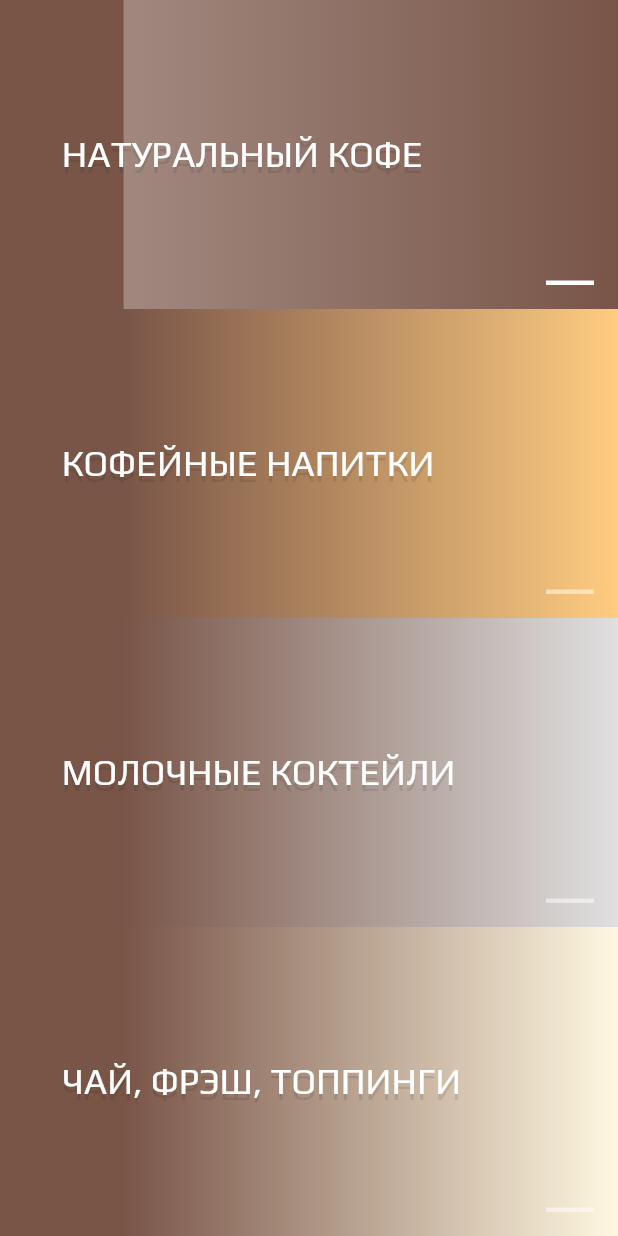
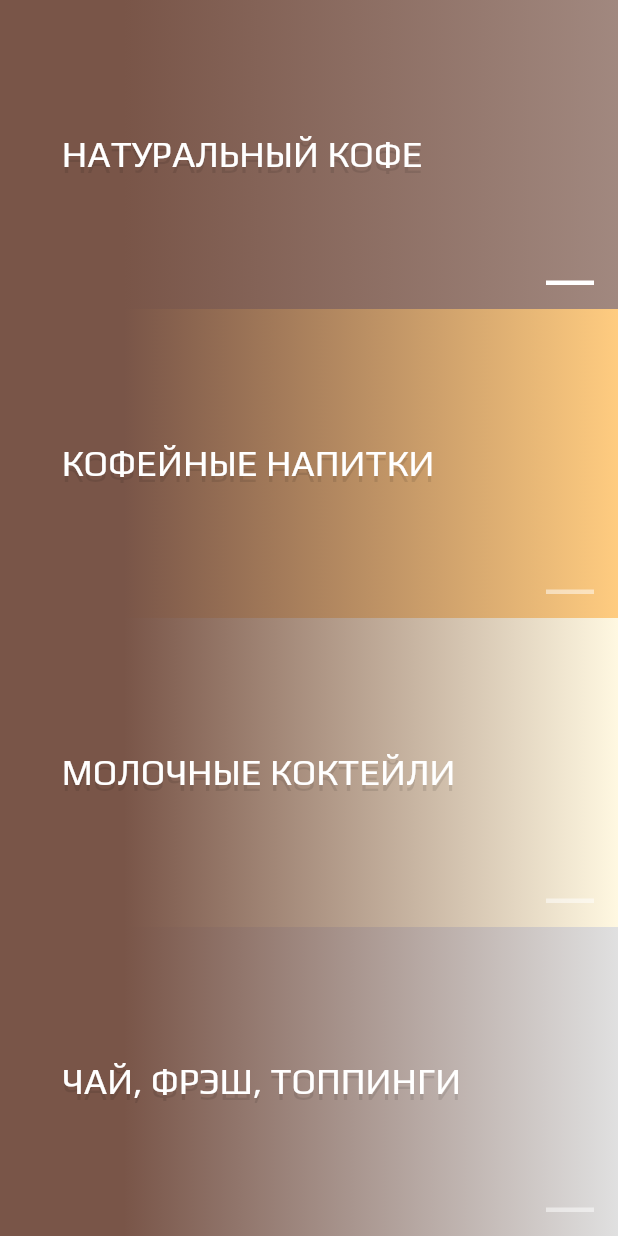
Before and after one commit to CoMatu/coffee, a Flutter app: the screen it shows after launch, on a phone screen of 412 x 824 dp. Run offline on Flutter 3.47's test engine with Material 2 defaults, Android fonts, the phone set to English and light mode, and no system bars.

```diff
--- a/lib/components/widgets.dart
+++ b/lib/components/widgets.dart
@@ -110,8 +110,11 @@ class SectionIndicator extends StatelessWidget {
 // Display a single SectionDetail.
 class SectionDetailView extends StatelessWidget {
   SectionDetailView({ Key key, @required this.detail })
-      : assert(detail != null && detail.imageAsset != null),
+      :
+/*
+        assert(detail != null && detail.imageAsset != null),
         assert((detail.imageAsset ?? detail.title) != null),
+*/
         super(key: key);
 
   final Product detail;
--- a/lib/main.dart
+++ b/lib/main.dart
@@ -10,16 +10,9 @@ class MyApp extends StatelessWidget {
     return MaterialApp(
       title: 'Flutter Demo',
       theme: ThemeData(
-        primarySwatch: Colors.blue,
+        primarySwatch: Colors.brown,
       ),
-      home: AnimationDemo()
+      home: AnimationHome()
     );
   }
 }
-
-class AnimationDemo extends StatelessWidget {
-  const AnimationDemo({Key key}) : super(key: key);
-
-  @override
-  Widget build(BuildContext context) => const AnimationHome();
-}
--- a/lib/product.dart
+++ b/lib/product.dart
@@ -1,12 +1,11 @@
 class Product {
   final String title;
-  final String subtitle;
   final String imageAsset;
   final double price;
   final int volume;
   final String unit;
 
   const Product({
-      this.title, this.subtitle, this.imageAsset,
+      this.title, this.imageAsset,
       this.price, this.volume, this.unit});
 }
--- a/lib/sections.dart
+++ b/lib/sections.dart
@@ -21,6 +21,7 @@ class Section {
   final Color rightColor;
   final List<Product> details;
 
+/*
   @override
   bool operator==(Object other) {
     if (other is! Section)
@@ -31,36 +32,19 @@ class Section {
 
   @override
   int get hashCode => title.hashCode;
+*/
 }
-
-const Product _eyeglassesDetail = Product(
-);
-
-const Product _seatingDetail = Product(
-  imageAsset: 'assets/background_images/coffee.png',
-  title: 'Flutter enables interactive animation',
-  subtitle: '3K views - 5 days',
-);
-
-const Product _decorationDetail = Product(
-  imageAsset: ' ',
-  title: 'Flutter enables interactive animation',
-  subtitle: '3K views - 5 days',
-);
-
-const Product _protectionDetail = Product(
-  imageAsset: 'assets/background_images/coffee.png',
-  title: 'Flutter enables interactive animation',
-  subtitle: '3K views - 5 days',
-);
 
 final List<Section> allSections = <Section>[
   const Section(
     title: 'НАТУРАЛЬНЫЙ КОФЕ',
-    leftColor: _mySin,
-    rightColor: _brawn,
+    leftColor: _brawn,
+    rightColor: _mySin,
     details: <Product>[
-
+      Product(),
+      Product(),
+      Product(),
+      Product(),
     ],
   ),
   const Section(
@@ -74,7 +58,8 @@ final List<Section> allSections = <Section>[
   const Section(
     title: 'МОЛОЧНЫЕ КОКТЕЙЛИ',
     leftColor: _brawn,
-    rightColor: _grey,
+    rightColor: _amber,
+
     details: <Product>[
 
     ],
@@ -82,7 +67,7 @@ final List<Section> allSections = <Section>[
   const Section(
     title: 'ЧАЙ, ФРЭШ, ТОППИНГИ',
     leftColor: _brawn,
-    rightColor: _amber,
+    rightColor: _grey,
     details: <Product>[
 
     ],
```
